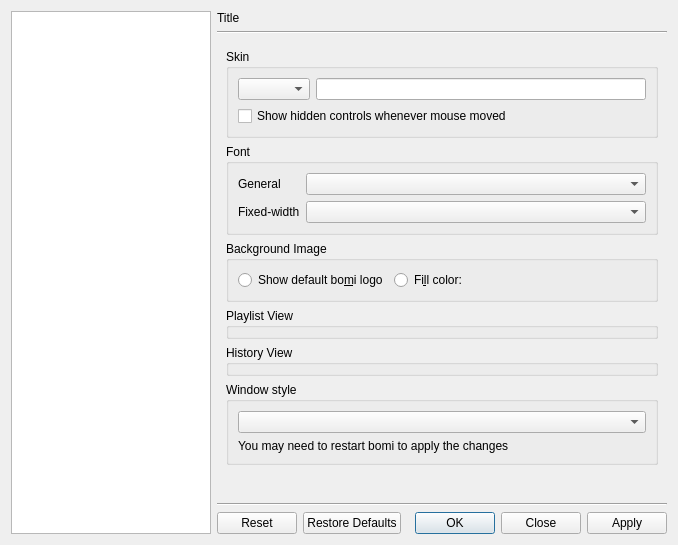
First picture: the form in src/bomi/ui/prefdialog.ui, repository bylee20/bomi, before the edit.
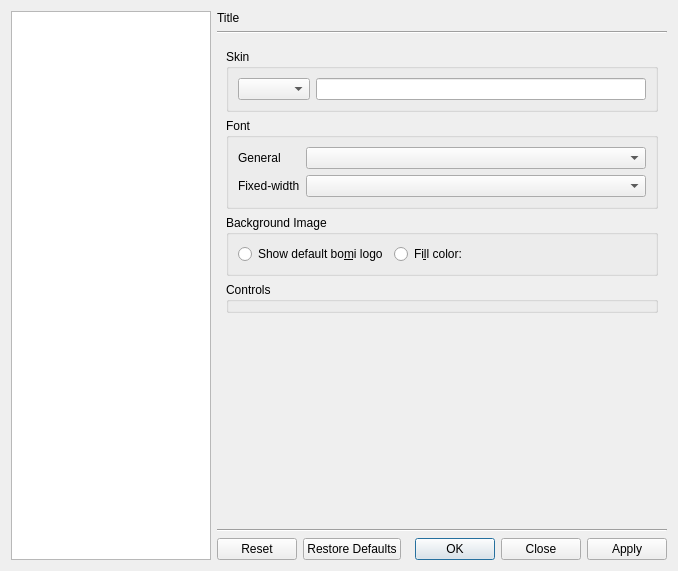
Second picture: the form after the edit. The open tabs and pages were chosen to show the change. Icons and pictures are not drawn. Custom widgets are drawn as their Qt base class.

Commit message: * New: 'Show preview when mouse over seek bar' option in preferences (#287)

```diff
--- a/src/bomi/ui/prefdialog.ui
+++ b/src/bomi/ui/prefdialog.ui
@@ -7,7 +7,7 @@
     <x>0</x>
     <y>0</y>
     <width>678</width>
-    <height>545</height>
+    <height>571</height>
    </rect>
   </property>
   <property name="styleSheet">
@@ -1942,6 +1942,18 @@
        </widget>
        <widget class="QWidget" name="gen_behaviours">
         <layout class="QVBoxLayout" name="verticalLayout_28">
+         <item>
+          <widget class="QGroupBox" name="groupBox_16">
+           <property name="title">
+            <string>Window style (Restart required)</string>
+           </property>
+           <layout class="QVBoxLayout" name="verticalLayout_20">
+            <item>
+             <widget class="DataComboBox" name="app_style"/>
+            </item>
+           </layout>
+          </widget>
+         </item>
          <item>
           <widget class="QGroupBox" name="system_tray_group">
            <property name="title">
@@ -2173,13 +2185,6 @@
               </item>
              </layout>
             </item>
-            <item>
-             <widget class="QCheckBox" name="show_controls_when_mouse_moved">
-              <property name="text">
-               <string>Show hidden controls whenever mouse moved</string>
-              </property>
-             </widget>
-            </item>
            </layout>
           </widget>
          </item>
@@ -2277,38 +2282,12 @@
           </widget>
          </item>
          <item>
-          <widget class="PlaylistThemeWidget" name="playlist_theme">
+          <widget class="ControlsThemeWidget" name="controls_theme">
            <property name="title">
-            <string>Playlist View</string>
+            <string>Controls</string>
            </property>
           </widget>
          </item>
-         <item>
-          <widget class="HistoryThemeWidget" name="history_theme">
-           <property name="title">
-            <string>History View</string>
-           </property>
-          </widget>
-         </item>
-         <item>
-          <widget class="QGroupBox" name="groupBox_16">
-           <property name="title">
-            <string>Window style</string>
-           </property>
-           <layout class="QVBoxLayout" name="verticalLayout_20">
-            <item>
-             <widget class="DataComboBox" name="app_style"/>
-            </item>
-            <item>
-             <widget class="QLabel" name="label_27">
-              <property name="text">
-               <string>You may need to restart bomi to apply the changes </string>
-              </property>
-             </widget>
-            </item>
-           </layout>
-          </widget>
-         </item>
          <item>
           <spacer name="verticalSpacer_13">
            <property name="orientation">
@@ -2700,18 +2679,6 @@
    <header>misc/autoloader.hpp</header>
    <container>1</container>
   </customwidget>
-  <customwidget>
-   <class>PlaylistThemeWidget</class>
-   <extends>QGroupBox</extends>
-   <header>quick/playlistthemeobject.hpp</header>
-   <container>1</container>
-  </customwidget>
-  <customwidget>
-   <class>HistoryThemeWidget</class>
-   <extends>QGroupBox</extends>
-   <header>quick/playlistthemeobject.hpp</header>
-   <container>1</container>
-  </customwidget>
   <customwidget>
    <class>DeintWidget</class>
    <extends>QGroupBox</extends>
@@ -2756,6 +2723,12 @@
    <header>misc/windowsize.hpp</header>
    <container>1</container>
   </customwidget>
+  <customwidget>
+   <class>ControlsThemeWidget</class>
+   <extends>QGroupBox</extends>
+   <header>quick/playlistthemeobject.hpp</header>
+   <container>1</container>
+  </customwidget>
  </customwidgets>
  <resources>
   <include location="../rsclist.qrc"/>
```
Left out of the diff: 2 changed lines with no effect on the pictures. The commit also changes 27 other files.
